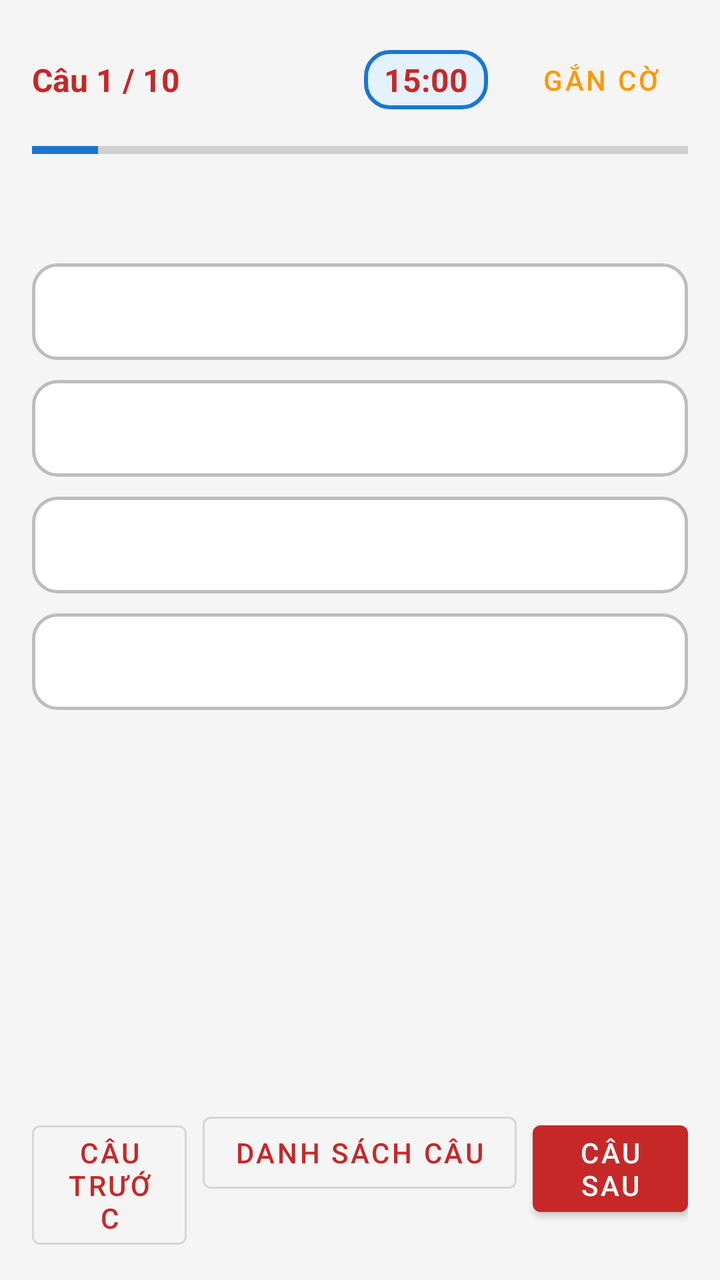
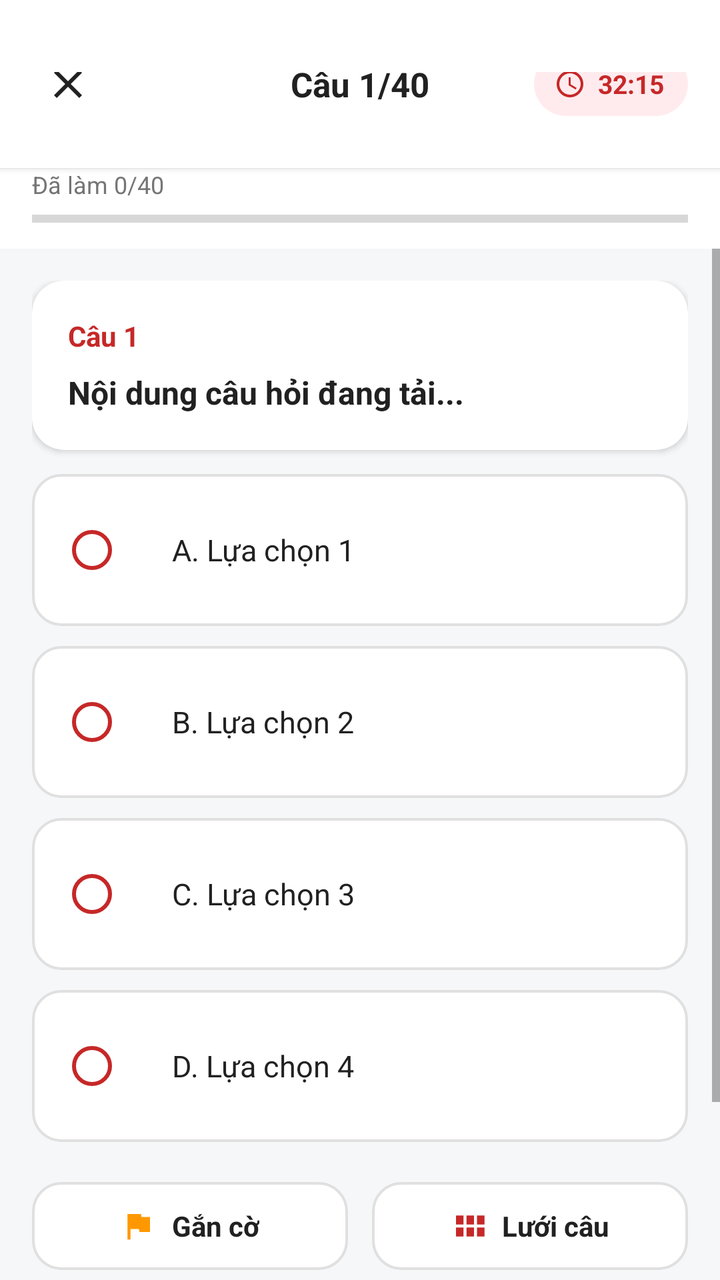

Screens rendered from an Android XML layout before and after an edit, with the pre-edit source and the edit as a unified diff.
<!-- AndroidManifest.xml: application theme Theme.QuizApp -->
<!-- res/layout/activity_exam.xml -->
<?xml version="1.0" encoding="utf-8"?>
<LinearLayout xmlns:android="http://schemas.android.com/apk/res/android"
    xmlns:app="http://schemas.android.com/apk/res-auto"
    android:layout_width="match_parent"
    android:layout_height="match_parent"
    android:background="@color/background"
    android:orientation="vertical"
    android:padding="16dp">

    
    <LinearLayout
        android:layout_width="match_parent"
        android:layout_height="wrap_content"
        android:gravity="center_vertical"
        android:orientation="horizontal">

        <TextView
            android:id="@+id/tvQuestionProgress"
            android:layout_width="0dp"
            android:layout_height="wrap_content"
            android:layout_weight="1"
            android:text="Câu 1 / 10"
            android:textColor="@color/primary"
            android:textSize="16sp"
            android:textStyle="bold" />

        <TextView
            android:id="@+id/tvTimer"
            android:layout_width="wrap_content"
            android:layout_height="wrap_content"
            android:layout_marginEnd="12dp"
            android:background="@drawable/bg_option_selected"
            android:paddingHorizontal="10dp"
            android:paddingVertical="4dp"
            android:text="15:00"
            android:textColor="@color/primary"
            android:textSize="16sp"
            android:textStyle="bold" />

        <com.google.android.material.button.MaterialButton
            android:id="@+id/btnFlag"
            style="@style/Widget.MaterialComponents.Button.TextButton"
            android:layout_width="wrap_content"
            android:layout_height="wrap_content"
            android:text="@string/btn_flag"
            android:textColor="@color/flag_color" />
    </LinearLayout>

    <ProgressBar
        android:id="@+id/progressBar"
        style="?android:attr/progressBarStyleHorizontal"
        android:layout_width="match_parent"
        android:layout_height="6dp"
        android:layout_marginVertical="8dp"
        android:progress="10" />

    
    <ScrollView
        android:layout_width="match_parent"
        android:layout_height="0dp"
        android:layout_weight="1">

        <LinearLayout
            android:layout_width="match_parent"
            android:layout_height="wrap_content"
            android:orientation="vertical">

            <TextView
                android:id="@+id/tvQuestionContent"
                android:layout_width="match_parent"
                android:layout_height="wrap_content"
                android:layout_marginVertical="12dp"
                android:textColor="@color/text_primary"
                android:textSize="16sp"
                android:textStyle="bold" />

            
            <TextView
                android:id="@+id/tvOptionA"
                android:layout_width="match_parent"
                android:layout_height="wrap_content"
                android:layout_marginBottom="10dp"
                android:background="@drawable/bg_option_default"
                android:padding="14dp"
                android:textColor="@color/text_primary"
                android:textSize="15sp" />

            <TextView
                android:id="@+id/tvOptionB"
                android:layout_width="match_parent"
                android:layout_height="wrap_content"
                android:layout_marginBottom="10dp"
                android:background="@drawable/bg_option_default"
                android:padding="14dp"
                android:textColor="@color/text_primary"
                android:textSize="15sp" />

            <TextView
                android:id="@+id/tvOptionC"
                android:layout_width="match_parent"
                android:layout_height="wrap_content"
                android:layout_marginBottom="10dp"
                android:background="@drawable/bg_option_default"
                android:padding="14dp"
                android:textColor="@color/text_primary"
                android:textSize="15sp" />

            <TextView
                android:id="@+id/tvOptionD"
                android:layout_width="match_parent"
                android:layout_height="wrap_content"
                android:layout_marginBottom="10dp"
                android:background="@drawable/bg_option_default"
                android:padding="14dp"
                android:textColor="@color/text_primary"
                android:textSize="15sp" />

        </LinearLayout>
    </ScrollView>

    
    <LinearLayout
        android:layout_width="match_parent"
        android:layout_height="wrap_content"
        android:orientation="horizontal">

        <com.google.android.material.button.MaterialButton
            android:id="@+id/btnPrevious"
            style="@style/Widget.MaterialComponents.Button.OutlinedButton"
            android:layout_width="0dp"
            android:layout_height="wrap_content"
            android:layout_weight="1"
            android:text="@string/btn_previous" />

        <Space
            android:layout_width="8dp"
            android:layout_height="wrap_content" />

        <com.google.android.material.button.MaterialButton
            android:id="@+id/btnGrid"
            style="@style/Widget.MaterialComponents.Button.OutlinedButton"
            android:layout_width="wrap_content"
            android:layout_height="wrap_content"
            android:text="@string/btn_question_grid" />

        <Space
            android:layout_width="8dp"
            android:layout_height="wrap_content" />

        <com.google.android.material.button.MaterialButton
            android:id="@+id/btnNext"
            android:layout_width="0dp"
            android:layout_height="wrap_content"
            android:layout_weight="1"
            android:text="@string/btn_next" />
    </LinearLayout>

</LinearLayout>
<!-- resources referenced by this layout -->
<resources>
  <color name="background">#F5F5F5</color>
  <!-- drawable bg_option_default (drawable) -->
  <?xml version="1.0" encoding="utf-8"?>
  <shape xmlns:android="http://schemas.android.com/apk/res/android"
      android:shape="rectangle">
      <solid android:color="@color/answer_default_bg" />
      <stroke
          android:width="1.5dp"
          android:color="@color/answer_default_stroke" />
      <corners android:radius="12dp" />
  </shape>
  <!-- drawable bg_option_selected (drawable) -->
  <?xml version="1.0" encoding="utf-8"?>
  <shape xmlns:android="http://schemas.android.com/apk/res/android"
      android:shape="rectangle">
      <solid android:color="@color/answer_selected_bg" />
      <stroke
          android:width="2dp"
          android:color="@color/answer_selected_stroke" />
      <corners android:radius="12dp" />
  </shape>
  <string name="btn_flag">Gắn cờ</string>
  <string name="btn_next">Câu sau</string>
  <string name="btn_previous">Câu trước</string>
  <string name="btn_question_grid">Danh sách câu</string>
  <style name="Theme.QuizApp" parent="Theme.MaterialComponents.DayNight.DarkActionBar">
          
          <item name="colorPrimary">@color/primary</item>
          <item name="colorPrimaryVariant">@color/primary_dark</item>
          <item name="colorOnPrimary">@color/text_on_primary</item>
          
          <item name="colorSecondary">@color/accent</item>
          <item name="colorOnSecondary">@color/text_on_primary</item>
          
          <item name="android:statusBarColor">@color/primary_dark</item>
      </style>
  <color name="answer_default_bg">#FFFFFF</color>
  <color name="answer_default_stroke">#BDBDBD</color>
  <color name="answer_selected_bg">#E3F2FD</color>
  <color name="answer_selected_stroke">#1976D2</color>
  <color name="accent">#1976D2</color>
  <!-- unchanged entries left out for length: 5 -->
</resources>

<!-- the commit's change to res/layout/activity_exam.xml (unified diff, before → after) -->
@@ -4,155 +4,364 @@
     android:layout_width="match_parent"
     android:layout_height="match_parent"
     android:background="@color/background"
-    android:orientation="vertical"
-    android:padding="16dp">
+    android:orientation="vertical">
+
+    
+    <RelativeLayout
+        android:layout_width="match_parent"
+        android:layout_height="wrap_content"
+        android:background="#FFFFFF"
+        android:elevation="2dp"
+        android:paddingStart="16dp"
+        android:paddingTop="36dp"
+        android:paddingEnd="16dp"
+        android:paddingBottom="12dp">
+
+        <ImageButton
+            android:id="@+id/btnCloseExam"
+            android:layout_width="36dp"
+            android:layout_height="36dp"
+            android:layout_alignParentStart="true"
+            android:layout_centerVertical="true"
+            android:background="?attr/selectableItemBackgroundBorderless"
+            android:src="@drawable/ic_close"
+            app:tint="@color/text_primary" />
+
+        <TextView
+            android:id="@+id/tvQuestionProgressHeader"
+            android:layout_width="wrap_content"
+            android:layout_height="wrap_content"
+            android:layout_centerInParent="true"
+            android:text="Câu 1/40"
+            android:textColor="@color/text_primary"
+            android:textSize="17sp"
+            android:textStyle="bold" />
+
+        
+        <LinearLayout
+            android:layout_width="wrap_content"
+            android:layout_height="32dp"
+            android:layout_alignParentEnd="true"
+            android:layout_centerVertical="true"
+            android:background="@drawable/bg_timer_badge"
+            android:gravity="center"
+            android:orientation="horizontal"
+            android:paddingStart="10dp"
+            android:paddingEnd="12dp">
+
+            <ImageView
+                android:layout_width="16dp"
+                android:layout_height="16dp"
+                android:src="@drawable/ic_clock"
+                app:tint="@color/primary" />
+
+            <TextView
+                android:id="@+id/tvTimer"
+                android:layout_width="wrap_content"
+                android:layout_height="wrap_content"
+                android:layout_marginStart="6dp"
+                android:text="32:15"
+                android:textColor="@color/primary"
+                android:textSize="13sp"
+                android:textStyle="bold" />
+        </LinearLayout>
+    </RelativeLayout>
 
     
     <LinearLayout
         android:layout_width="match_parent"
         android:layout_height="wrap_content"
-        android:gravity="center_vertical"
-        android:orientation="horizontal">
+        android:background="#FFFFFF"
+        android:orientation="vertical"
+        android:paddingStart="16dp"
+        android:paddingEnd="16dp"
+        android:paddingBottom="12dp">
 
         <TextView
-            android:id="@+id/tvQuestionProgress"
-            android:layout_width="0dp"
-            android:layout_height="wrap_content"
-            android:layout_weight="1"
-            android:text="Câu 1 / 10"
-            android:textColor="@color/primary"
-            android:textSize="16sp"
-            android:textStyle="bold" />
-
-        <TextView
-            android:id="@+id/tvTimer"
+            android:id="@+id/tvAnsweredCount"
             android:layout_width="wrap_content"
             android:layout_height="wrap_content"
-            android:layout_marginEnd="12dp"
-            android:background="@drawable/bg_option_selected"
-            android:paddingHorizontal="10dp"
-            android:paddingVertical="4dp"
-            android:text="15:00"
-            android:textColor="@color/primary"
-            android:textSize="16sp"
-            android:textStyle="bold" />
-
-        <com.google.android.material.button.MaterialButton
-            android:id="@+id/btnFlag"
-            style="@style/Widget.MaterialComponents.Button.TextButton"
-            android:layout_width="wrap_content"
-            android:layout_height="wrap_content"
-            android:text="@string/btn_flag"
-            android:textColor="@color/flag_color" />
+            android:text="Đã làm 0/40"
+            android:textColor="@color/text_secondary"
+            android:textSize="12sp" />
+
+        <ProgressBar
+            android:id="@+id/progressBar"
+            style="?android:attr/progressBarStyleHorizontal"
+            android:layout_width="match_parent"
+            android:layout_height="6dp"
+            android:layout_marginTop="6dp"
+            android:max="40"
+            android:progress="0"
+            android:progressTint="@color/primary" />
     </LinearLayout>
 
-    <ProgressBar
-        android:id="@+id/progressBar"
-        style="?android:attr/progressBarStyleHorizontal"
-        android:layout_width="match_parent"
-        android:layout_height="6dp"
-        android:layout_marginVertical="8dp"
-        android:progress="10" />
-
-    
     <ScrollView
         android:layout_width="match_parent"
         android:layout_height="0dp"
-        android:layout_weight="1">
+        android:layout_weight="1"
+        android:fillViewport="true">
 
         <LinearLayout
             android:layout_width="match_parent"
             android:layout_height="wrap_content"
-            android:orientation="vertical">
+            android:orientation="vertical"
+            android:padding="16dp">
+
+            
+            <androidx.cardview.widget.CardView
+                android:layout_width="match_parent"
+                android:layout_height="wrap_content"
+                app:cardBackgroundColor="#FFFFFF"
+                app:cardCornerRadius="16dp"
+                app:cardElevation="2dp">
+
+                <LinearLayout
+                    android:layout_width="match_parent"
+                    android:layout_height="wrap_content"
+                    android:orientation="vertical"
+                    android:padding="18dp">
+
+                    <TextView
+                        android:id="@+id/tvQuestionNumber"
+                        android:layout_width="wrap_content"
+                        android:layout_height="wrap_content"
+                        android:text="Câu 1"
+                        android:textColor="@color/primary"
+                        android:textSize="14sp"
+                        android:textStyle="bold" />
+
+                    <TextView
+                        android:id="@+id/tvQuestionContent"
+                        android:layout_width="match_parent"
+                        android:layout_height="wrap_content"
+                        android:layout_marginTop="8dp"
+                        android:lineSpacingExtra="4dp"
+                        android:text="Nội dung câu hỏi đang tải..."
+                        android:textColor="@color/text_primary"
+                        android:textSize="16sp"
+                        android:textStyle="bold" />
+                </LinearLayout>
+            </androidx.cardview.widget.CardView>
+
+            
+            <LinearLayout
+                android:id="@+id/layoutOptionA"
+                android:layout_width="match_parent"
+                android:layout_height="wrap_content"
+                android:layout_marginTop="12dp"
+                android:background="@drawable/bg_option_default"
+                android:gravity="center_vertical"
+                android:orientation="horizontal"
+                android:padding="14dp">
+
+                <RadioButton
+                    android:id="@+id/rbOptionA"
+                    android:layout_width="wrap_content"
+                    android:layout_height="wrap_content"
+                    android:clickable="false"
+                    android:buttonTint="@color/primary" />
+
+                <TextView
+                    android:id="@+id/tvOptionA"
+                    android:layout_width="0dp"
+                    android:layout_height="wrap_content"
+                    android:layout_marginStart="8dp"
+                    android:layout_weight="1"
+                    android:text="A. Lựa chọn 1"
+                    android:textColor="@color/text_primary"
+                    android:textSize="15sp" />
+            </LinearLayout>
+
+            <LinearLayout
+                android:id="@+id/layoutOptionB"
+                android:layout_width="match_parent"
+                android:layout_height="wrap_content"
+                android:layout_marginTop="10dp"
+                android:background="@drawable/bg_option_default"
+                android:gravity="center_vertical"
+                android:orientation="horizontal"
+                android:padding="14dp">
+
+                <RadioButton
+                    android:id="@+id/rbOptionB"
+                    android:layout_width="wrap_content"
+                    android:layout_height="wrap_content"
+                    android:clickable="false"
+                    android:buttonTint="@color/primary" />
+
+                <TextView
+                    android:id="@+id/tvOptionB"
+                    android:layout_width="0dp"
+                    android:layout_height="wrap_content"
+                    android:layout_marginStart="8dp"
+                    android:layout_weight="1"
+                    android:text="B. Lựa chọn 2"
+                    android:textColor="@color/text_primary"
+                    android:textSize="15sp" />
+            </LinearLayout>
+
+            <LinearLayout
+                android:id="@+id/layoutOptionC"
+                android:layout_width="match_parent"
+                android:layout_height="wrap_content"
+                android:layout_marginTop="10dp"
+                android:background="@drawable/bg_option_default"
+                android:gravity="center_vertical"
+                android:orientation="horizontal"
+                android:padding="14dp">
+
+                <RadioButton
+                    android:id="@+id/rbOptionC"
+                    android:layout_width="wrap_content"
+                    android:layout_height="wrap_content"
+                    android:clickable="false"
+                    android:buttonTint="@color/primary" />
+
+                <TextView
+                    android:id="@+id/tvOptionC"
+                    android:layout_width="0dp"
+                    android:layout_height="wrap_content"
+                    android:layout_marginStart="8dp"
+                    android:layout_weight="1"
+                    android:text="C. Lựa chọn 3"
+                    android:textColor="@color/text_primary"
+                    android:textSize="15sp" />
+            </LinearLayout>
+
+            <LinearLayout
+                android:id="@+id/layoutOptionD"
+                android:layout_width="match_parent"
+                android:layout_height="wrap_content"
+                android:layout_marginTop="10dp"
+                android:background="@drawable/bg_option_default"
+                android:gravity="center_vertical"
+                android:orientation="horizontal"
+                android:padding="14dp">
+
+                <RadioButton
+                    android:id="@+id/rbOptionD"
+                    android:layout_width="wrap_content"
+                    android:layout_height="wrap_content"
+                    android:clickable="false"
+                    android:buttonTint="@color/primary" />
+
+                <TextView
+                    android:id="@+id/tvOptionD"
+                    android:layout_width="0dp"
+                    android:layout_height="wrap_content"
+                    android:layout_marginStart="8dp"
+                    android:layout_weight="1"
+                    android:text="D. Lựa chọn 4"
+                    android:textColor="@color/text_primary"
+                    android:textSize="15sp" />
+            </LinearLayout>
+
+            
+            <LinearLayout
+                android:layout_width="match_parent"
+                android:layout_height="wrap_content"
+                android:layout_marginTop="20dp"
+                android:orientation="horizontal">
+
+                <LinearLayout
+                    android:id="@+id/btnFlagAction"
+                    android:layout_width="0dp"
+                    android:layout_height="44dp"
+                    android:layout_weight="1"
+                    android:background="@drawable/bg_option_default"
+                    android:gravity="center"
+                    android:orientation="horizontal">
+
+                    <ImageView
+                        android:id="@+id/ivFlagIcon"
+                        android:layout_width="18dp"
+                        android:layout_height="18dp"
+                        android:src="@drawable/ic_flag"
+                        app:tint="@color/flag_color" />
+
+                    <TextView
+                        android:id="@+id/tvFlagText"
+                        android:layout_width="wrap_content"
+                        android:layout_height="wrap_content"
+                        android:layout_marginStart="8dp"
+                        android:text="Gắn cờ"
+                        android:textColor="@color/text_primary"
+                        android:textSize="14sp"
+                        android:textStyle="bold" />
+                </LinearLayout>
+
+                <LinearLayout
+                    android:id="@+id/btnGridAction"
+                    android:layout_width="0dp"
+                    android:layout_height="44dp"
+                    android:layout_marginStart="12dp"
+                    android:layout_weight="1"
+                    android:background="@drawable/bg_option_default"
+                    android:gravity="center"
+                    android:orientation="horizontal">
+
+                    <ImageView
+                        android:layout_width="18dp"
+                        android:layout_height="18dp"
+                        android:src="@drawable/ic_grid"
+                        app:tint="@color/primary" />
+
+                    <TextView
+                        android:layout_width="wrap_content"
+                        android:layout_height="wrap_content"
+                        android:layout_marginStart="8dp"
+                        android:text="Lưới câu"
+                        android:textColor="@color/text_primary"
+                        android:textSize="14sp"
+                        android:textStyle="bold" />
+                </LinearLayout>
+            </LinearLayout>
+
+            
+            <LinearLayout
+                android:layout_width="match_parent"
+                android:layout_height="wrap_content"
+                android:layout_marginTop="16dp"
+                android:orientation="horizontal">
+
+                <Button
+                    android:id="@+id/btnPrevious"
+                    android:layout_width="0dp"
+                    android:layout_height="48dp"
+                    android:layout_weight="1"
+                    android:background="@drawable/bg_button_outline"
+                    android:text="&lt; Trước"
+                    android:textAllCaps="false"
+                    android:textColor="@color/primary"
+                    android:textSize="15sp"
+                    android:textStyle="bold"
+                    app:backgroundTint="@null" />
+
+                <Button
+                    android:id="@+id/btnNext"
+                    android:layout_width="0dp"
+                    android:layout_height="48dp"
+                    android:layout_marginStart="12dp"
+                    android:layout_weight="1"
+                    android:background="@drawable/bg_button_primary"
+                    android:text="Sau &gt;"
+                    android:textAllCaps="false"
+                    android:textColor="#FFFFFF"
+                    android:textSize="15sp"
+                    android:textStyle="bold"
+                    app:backgroundTint="@null" />
+            </LinearLayout>
 
             <TextView
-                android:id="@+id/tvQuestionContent"
-                android:layout_width="match_parent"
-                android:layout_height="wrap_content"
-                android:layout_marginVertical="12dp"
-                android:textColor="@color/text_primary"
-                android:textSize="16sp"
-                android:textStyle="bold" />
-
-            
-            <TextView
-                android:id="@+id/tvOptionA"
-                android:layout_width="match_parent"
-                android:layout_height="wrap_content"
-                android:layout_marginBottom="10dp"
-                android:background="@drawable/bg_option_default"
-                android:padding="14dp"
-                android:textColor="@color/text_primary"
-                android:textSize="15sp" />
-
-            <TextView
-                android:id="@+id/tvOptionB"
-                android:layout_width="match_parent"
-                android:layout_height="wrap_content"
-                android:layout_marginBottom="10dp"
-                android:background="@drawable/bg_option_default"
-                android:padding="14dp"
-                android:textColor="@color/text_primary"
-                android:textSize="15sp" />
-
-            <TextView
-                android:id="@+id/tvOptionC"
-                android:layout_width="match_parent"
-                android:layout_height="wrap_content"
-                android:layout_marginBottom="10dp"
-                android:background="@drawable/bg_option_default"
-                android:padding="14dp"
-                android:textColor="@color/text_primary"
-                android:textSize="15sp" />
-
-            <TextView
-                android:id="@+id/tvOptionD"
-                android:layout_width="match_parent"
-                android:layout_height="wrap_content"
-                android:layout_marginBottom="10dp"
-                android:background="@drawable/bg_option_default"
-                android:padding="14dp"
-                android:textColor="@color/text_primary"
-                android:textSize="15sp" />
+                android:layout_width="wrap_content"
+                android:layout_height="wrap_content"
+                android:layout_gravity="center_horizontal"
+                android:layout_marginTop="16dp"
+                android:text="Đáp án tự lưu sau mỗi lần chọn"
+                android:textColor="@color/text_hint"
+                android:textSize="12sp" />
 
         </LinearLayout>
     </ScrollView>
-
-    
-    <LinearLayout
-        android:layout_width="match_parent"
-        android:layout_height="wrap_content"
-        android:orientation="horizontal">
-
-        <com.google.android.material.button.MaterialButton
-            android:id="@+id/btnPrevious"
-            style="@style/Widget.MaterialComponents.Button.OutlinedButton"
-            android:layout_width="0dp"
-            android:layout_height="wrap_content"
-            android:layout_weight="1"
-            android:text="@string/btn_previous" />
-
-        <Space
-            android:layout_width="8dp"
-            android:layout_height="wrap_content" />
-
-        <com.google.android.material.button.MaterialButton
-            android:id="@+id/btnGrid"
-            style="@style/Widget.MaterialComponents.Button.OutlinedButton"
-            android:layout_width="wrap_content"
-            android:layout_height="wrap_content"
-            android:text="@string/btn_question_grid" />
-
-        <Space
-            android:layout_width="8dp"
-            android:layout_height="wrap_content" />
-
-        <com.google.android.material.button.MaterialButton
-            android:id="@+id/btnNext"
-            android:layout_width="0dp"
-            android:layout_height="wrap_content"
-            android:layout_weight="1"
-            android:text="@string/btn_next" />
-    </LinearLayout>
-
 </LinearLayout>
<!-- resource entries referenced after the edit -->
@@ -1,46 +1,106 @@
 <!-- resources referenced by this layout -->
 <resources>
-  <color name="background">#F5F5F5</color>
+  <color name="background">#F6F7F9</color>
+  <color name="text_hint">#9E9E9E</color>
+  <color name="text_secondary">#757575</color>
+  <!-- drawable bg_button_outline (drawable) -->
+  <?xml version="1.0" encoding="utf-8"?>
+  <ripple xmlns:android="http://schemas.android.com/apk/res/android"
+      android:color="#1AC62828">
+      <item>
+          <shape android:shape="rectangle">
+              <solid android:color="@color/surface" />
+              <corners android:radius="24dp" />
+              <stroke
+                  android:width="1.5dp"
+                  android:color="@color/primary" />
+          </shape>
+      </item>
+  </ripple>
+  <!-- drawable bg_button_primary (drawable) -->
+  <?xml version="1.0" encoding="utf-8"?>
+  <ripple xmlns:android="http://schemas.android.com/apk/res/android"
+      android:color="#33FFFFFF">
+      <item>
+          <shape android:shape="rectangle">
+              <solid android:color="@color/primary" />
+              <corners android:radius="24dp" />
+          </shape>
+      </item>
+  </ripple>
   <!-- drawable bg_option_default (drawable) -->
   <?xml version="1.0" encoding="utf-8"?>
   <shape xmlns:android="http://schemas.android.com/apk/res/android"
       android:shape="rectangle">
-      <solid android:color="@color/answer_default_bg" />
+      <solid android:color="@color/surface" />
+      <corners android:radius="14dp" />
       <stroke
-          android:width="1.5dp"
-          android:color="@color/answer_default_stroke" />
-      <corners android:radius="12dp" />
+          android:width="1.2dp"
+          android:color="#E0E0E0" />
   </shape>
-  <!-- drawable bg_option_selected (drawable) -->
+  <!-- drawable bg_timer_badge (drawable) -->
   <?xml version="1.0" encoding="utf-8"?>
   <shape xmlns:android="http://schemas.android.com/apk/res/android"
       android:shape="rectangle">
-      <solid android:color="@color/answer_selected_bg" />
-      <stroke
-          android:width="2dp"
-          android:color="@color/answer_selected_stroke" />
-      <corners android:radius="12dp" />
+      <solid android:color="@color/timer_badge_bg" />
+      <corners android:radius="16dp" />
   </shape>
-  <string name="btn_flag">Gắn cờ</string>
-  <string name="btn_next">Câu sau</string>
-  <string name="btn_previous">Câu trước</string>
-  <string name="btn_question_grid">Danh sách câu</string>
-  <style name="Theme.QuizApp" parent="Theme.MaterialComponents.DayNight.DarkActionBar">
+  <!-- drawable ic_clock (drawable) -->
+  <vector xmlns:android="http://schemas.android.com/apk/res/android"
+      android:width="20dp"
+      android:height="20dp"
+      android:viewportWidth="24"
+      android:viewportHeight="24">
+      <path
+          android:fillColor="#FFC62828"
+          android:pathData="M11.99,2C6.47,2 2,6.48 2,12s4.47,10 9.99,10C17.52,22 22,17.52 22,12S17.52,2 11.99,2z M12,20c-4.42,0 -8,-3.58 -8,-8s3.58,-8 8,-8 8,3.58 8,8 -3.58,8 -8,8z M12.5,7H11v6l5.25,3.15 0.75,-1.23 -4.5,-2.67z" />
+  </vector>
+  <!-- drawable ic_close (drawable) -->
+  <vector xmlns:android="http://schemas.android.com/apk/res/android"
+      android:width="24dp"
+      android:height="24dp"
+      android:viewportWidth="24"
+      android:viewportHeight="24">
+      <path
+          android:fillColor="#FF212121"
+          android:pathData="M19,6.41L17.59,5 12,10.59 6.41,5 5,6.41 10.59,12 5,17.59 6.41,19 12,13.41 17.59,19 19,17.59 13.41,12z" />
+  </vector>
+  <!-- drawable ic_flag (drawable) -->
+  <vector xmlns:android="http://schemas.android.com/apk/res/android"
+      android:width="24dp"
+      android:height="24dp"
+      android:viewportWidth="24"
+      android:viewportHeight="24">
+      <path
+          android:fillColor="#FFFF9800"
+          android:pathData="M14.4,6L14,4H5v17h2v-7h5.6l0.4,2h7V6z" />
+  </vector>
+  <!-- drawable ic_grid (drawable) -->
+  <vector xmlns:android="http://schemas.android.com/apk/res/android"
+      android:width="24dp"
+      android:height="24dp"
+      android:viewportWidth="24"
+      android:viewportHeight="24">
+      <path
+          android:fillColor="#FF757575"
+          android:pathData="M4,11h5V5H4v6z M4,19h5v-6H4v6z M11,19h5v-6h-5v6z M11,11h5V5h-5v6z M18,5v6h5V5h-5z M18,19h5v-6h-5v6z" />
+  </vector>
+  <style name="Theme.QuizApp" parent="Theme.MaterialComponents.DayNight.NoActionBar">
           
           <item name="colorPrimary">@color/primary</item>
           <item name="colorPrimaryVariant">@color/primary_dark</item>
           <item name="colorOnPrimary">@color/text_on_primary</item>
           
-          <item name="colorSecondary">@color/accent</item>
+          <item name="colorSecondary">@color/primary</item>
           <item name="colorOnSecondary">@color/text_on_primary</item>
           
-          <item name="android:statusBarColor">@color/primary_dark</item>
+          <item name="android:windowBackground">@color/background</item>
+          
+          <item name="android:statusBarColor">@color/primary</item>
+          <item name="android:windowLightStatusBar">false</item>
       </style>
-  <color name="answer_default_bg">#FFFFFF</color>
-  <color name="answer_default_stroke">#BDBDBD</color>
-  <color name="answer_selected_bg">#E3F2FD</color>
-  <color name="answer_selected_stroke">#1976D2</color>
-  <color name="accent">#1976D2</color>
+  <color name="surface">#FFFFFF</color>
+  <color name="timer_badge_bg">#FFEBEE</color>
   <!-- unchanged entries left out for length: 5 -->
 </resources>
 
